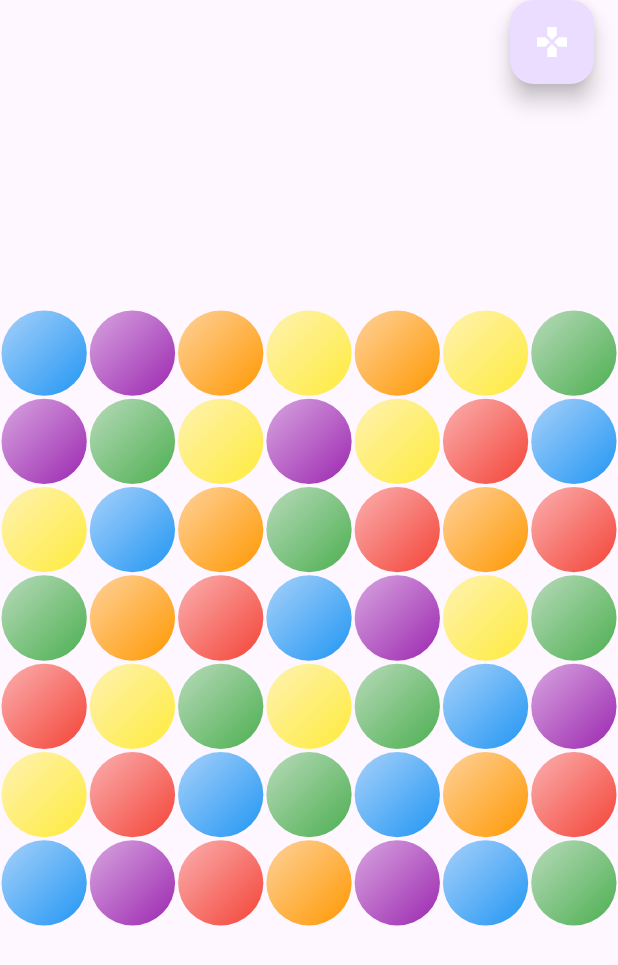
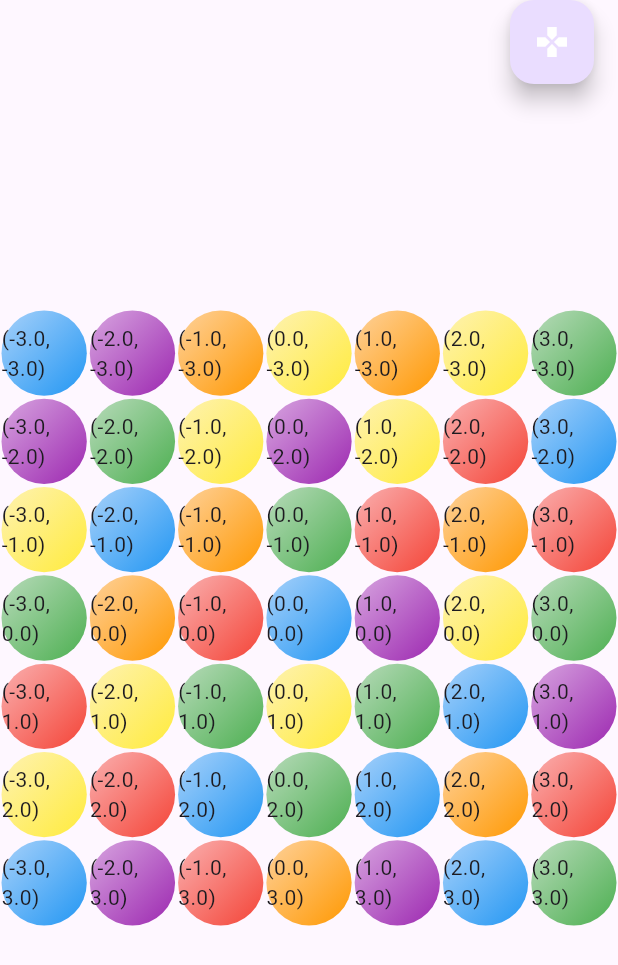
Before and after one commit to vmelia/flutter_boxez, a Flutter app: the screen it shows after launch, after a tap on the "gamepad" icon, on a phone screen of 412 x 824 dp. Shown: the top 965 px of the screen. Run offline on Flutter 3.47's test engine with Material 3 defaults, Android fonts, the light colour scheme and no system bars; our stand-ins replace bloc, equatable, flutter_bloc, get_it.

Commit message:
Added text to box widget.

```diff
--- a/lib/services/game_creator_service_impl.dart
+++ b/lib/services/game_creator_service_impl.dart
@@ -25,7 +25,7 @@
     }
   }
 
-  // void _createTestGame() {
+  // void _createGame() {
   //   gameDataService.createEmptyGame();
   //   gameDataService.add(Box(index: 0, location: Location(-1, -1), value: 0));
   //   gameDataService.add(Box(index: 1, location: Location(-1, 0), value: 2));
--- a/lib/state/game_cubit.dart
+++ b/lib/state/game_cubit.dart
@@ -51,8 +51,8 @@ class GameCubit extends Cubit<GameState> {
     if (anyRemoved) {
       emit(GameState(game: gameDataService.game));
 
-      // gameLogicService.plugGaps();
-      // emit(GameState(game: gameDataService.game));
+      gameLogicService.plugGaps();
+      emit(GameState(game: gameDataService.game));
     }
   }
 }
--- a/lib/widgets/box_widget.dart
+++ b/lib/widgets/box_widget.dart
@@ -9,9 +9,15 @@ class BoxWidget extends StatelessWidget {
 
   @override
   Widget build(BuildContext context) {
+    final dx = box.location.dx;
+    final dy = box.location.dy;
+    final locationText = '($dx, $dy)';
     return Padding(
       padding: EdgeInsets.all(Constants.boxPadding),
-      child: Container(
+      child: Stack(
+        alignment: AlignmentDirectional.center,
+        children: [
+          Container(
             decoration: BoxDecoration(
               gradient: LinearGradient(
                 begin: Alignment.topLeft,
@@ -24,6 +30,9 @@ class BoxWidget extends StatelessWidget {
               borderRadius: BorderRadius.all(Radius.circular(Constants.boxRadius)),
             ),
           ),
+          Text(locationText),
+        ],
+      ),
     );
   }
 }
```
Lines whose indentation alone changed are shown as unchanged.
